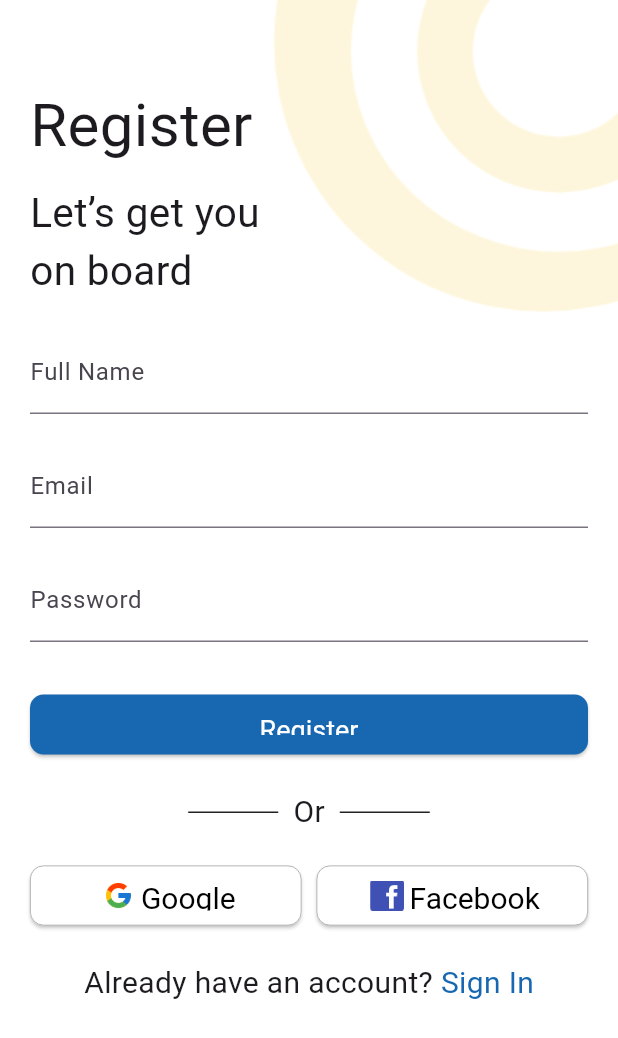
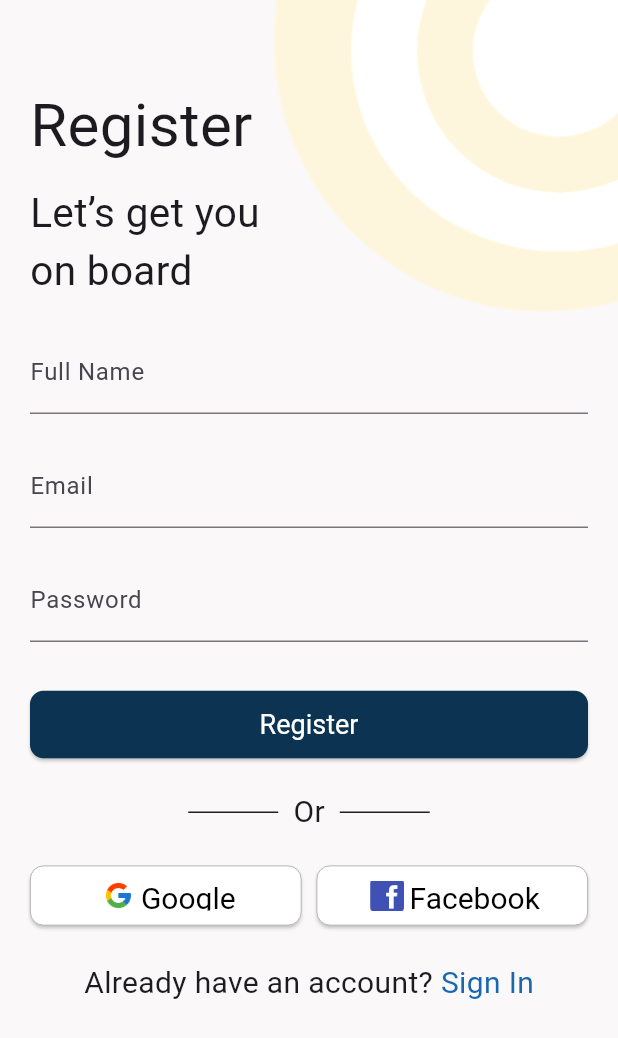
Before and after one commit to BINITA88/ShikshyaDwar_Mobile_application_final_project, a Flutter app: the screen it shows after launch, after a tap on "Next", after a tap on "Login", after a tap on "SignUp", on a phone screen of 412 x 824 dp. Shown: the top 1038 px of the screen. Run offline on Flutter 3.47's test engine with Material 3 defaults, Android fonts, the phone set to English and light mode, and no system bars.

Commit message:
changing theme color and making profile page

```diff
--- a/lib/core/common/theme.dart
+++ b/lib/core/common/theme.dart
@@ -13,7 +13,7 @@ ThemeData getApplicationTheme() {
           fontWeight: FontWeight.normal,
           color: Colors.white, // Text color
         ),
-        backgroundColor: Colors.orange,
+        backgroundColor: const Color.fromARGB(255, 225, 164, 31),
         shape: RoundedRectangleBorder(
           borderRadius: BorderRadius.circular(9),
         ),
--- a/lib/view/auth/onboarding_screen.dart
+++ b/lib/view/auth/onboarding_screen.dart
@@ -12,8 +12,9 @@ class _OnboardingPageState extends State<OnboardingPage> {
 
   @override
   Widget build(BuildContext context) {
+    final theme = Theme.of(context);
     return Scaffold(
-      backgroundColor: Colors.white,
+      backgroundColor: theme.scaffoldBackgroundColor,
       body: PageView(
         controller: _pageController,
         children: [
@@ -90,13 +91,13 @@ class OnboardingScreen extends StatelessWidget {
             style: ElevatedButton.styleFrom(
               padding:
                   const EdgeInsets.symmetric(vertical: 20.0, horizontal: 20.0),
-              backgroundColor: const Color.fromARGB(255, 23, 104, 176),
-              minimumSize: const Size(150, 50), // Fix button size
+              backgroundColor: Color.fromARGB(255, 12, 51, 82),
+              minimumSize: const Size(150, 60), // Fix button size
             ),
             onPressed: onNext,
             child: const Text(
               'Next',
-              style: TextStyle(fontSize: 18.0, color: Colors.white),
+              style: TextStyle(fontSize: 20.0, color: Colors.white),
             ),
           ),
         ],
@@ -127,7 +128,7 @@ class SecondOnboardingScreen extends StatelessWidget {
             style: TextStyle(
               fontSize: 28.0,
               fontWeight: FontWeight.bold,
-              color: Color.fromARGB(255, 13, 13, 14),
+              color: Color.fromARGB(255, 217, 127, 24),
             ),
             textAlign: TextAlign.center,
           ),
@@ -148,7 +149,7 @@ class SecondOnboardingScreen extends StatelessWidget {
                 style: ElevatedButton.styleFrom(
                   padding: const EdgeInsets.symmetric(
                       vertical: 15.0, horizontal: 25.0),
-                  backgroundColor: const Color.fromARGB(255, 23, 104, 176),
+                  backgroundColor: Color.fromARGB(255, 12, 51, 82),
                   minimumSize: const Size(150, 50), // Fix button size
                 ),
                 onPressed: () {
@@ -163,7 +164,7 @@ class SecondOnboardingScreen extends StatelessWidget {
                 style: ElevatedButton.styleFrom(
                   padding: const EdgeInsets.symmetric(
                       vertical: 15.0, horizontal: 25.0),
-                  backgroundColor: const Color.fromARGB(255, 23, 104, 176),
+                  backgroundColor: Color.fromARGB(255, 12, 51, 82),
                   minimumSize: const Size(150, 50), // Fix button size
                 ),
                 onPressed: () {
--- a/lib/view/auth/signup_view.dart
+++ b/lib/view/auth/signup_view.dart
@@ -1,4 +1,5 @@
 import 'package:flutter/material.dart';
+import 'package:shikshyadwar_mobile_application_project/core/common/snackbar.dart';
 
 class RegisterPage extends StatelessWidget {
   final _formKey = GlobalKey<FormState>();
@@ -10,8 +11,9 @@ class RegisterPage extends StatelessWidget {
 
   @override
   Widget build(BuildContext context) {
+    final theme = Theme.of(context);
     return Scaffold(
-      backgroundColor: Colors.white,
+      backgroundColor: theme.scaffoldBackgroundColor,
       body: Stack(
         children: [
           Align(
@@ -110,10 +112,8 @@ class RegisterPage extends StatelessWidget {
                     ),
                     ElevatedButton(
                       style: ElevatedButton.styleFrom(
-                        padding: const EdgeInsets.symmetric(
-                            vertical: 13.0, horizontal: 12.0),
-                        backgroundColor:
-                            const Color.fromARGB(255, 23, 104, 176),
+                        fixedSize: Size(5, 45),
+                        backgroundColor: Color.fromARGB(255, 12, 51, 82),
                       ),
                       onPressed: () {
                         if (_formKey.currentState!.validate()) {
@@ -122,14 +122,11 @@ class RegisterPage extends StatelessWidget {
                           _emailController.clear();
                           _passwordController.clear();
 
-                          // Show success Snackbar
-                          ScaffoldMessenger.of(context).showSnackBar(
-                            const SnackBar(
-                              content: Text('Registration Successful'),
-                              backgroundColor: Colors.green,
-                              duration: Duration(
-                                  seconds: 2), // Show Snackbar for 2 seconds
-                            ),
+                          // Use the showMySnackbar function
+                          showMySnackbar(
+                            context: context,
+                            message: 'Registration Successful',
+                            color: Colors.green,
                           );
 
                           // Delay navigation to give time for Snackbar to appear
@@ -249,7 +246,7 @@ class RegisterPage extends StatelessWidget {
                             ' Sign In',
                             style: TextStyle(
                               fontSize: 20.0,
-                              color: const Color.fromARGB(255, 23, 104, 176),
+                              color: Color.fromARGB(255, 23, 104, 176),
                             ),
                           ),
                         ),
```
Also changed, not shown: lib/core/common/my_card.dart (+7 -1 lines), lib/view/Home/Dashboard/profile.dart (+81 -38 lines), lib/view/auth/login_view.dart (+25 -36 lines), assets/images/profile.png (added).
